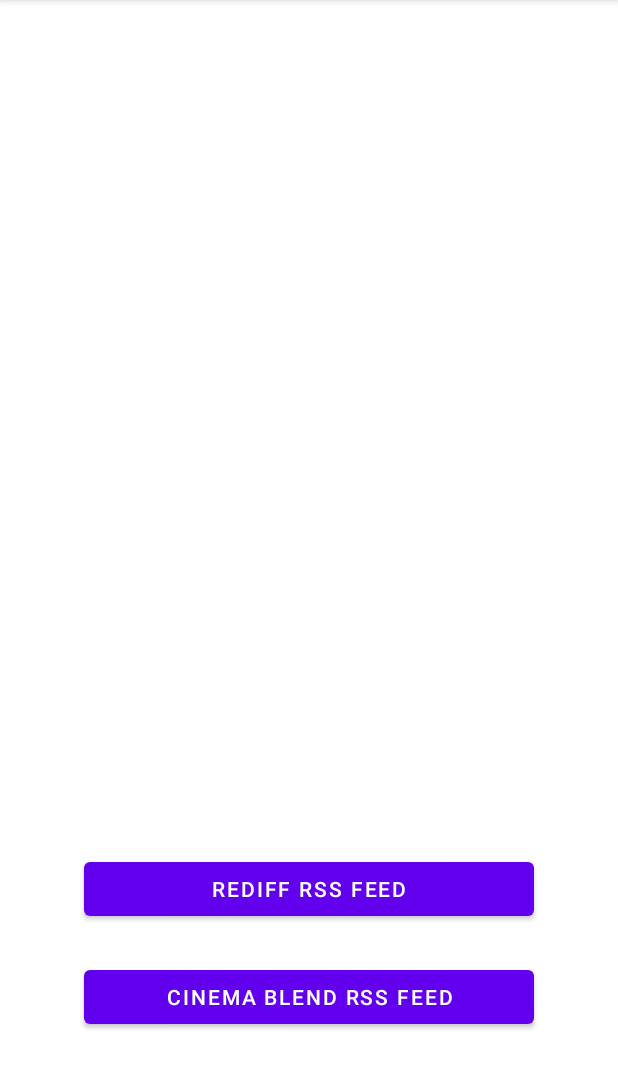
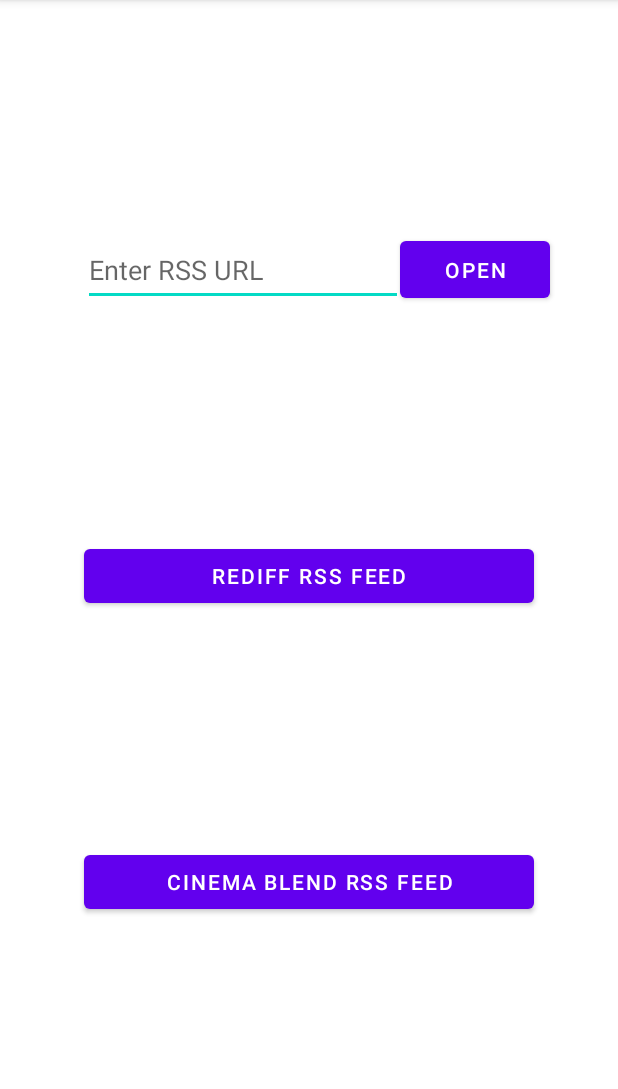
Before and after one commit to FinityM/Ubiquitous-ComputingAssignment, an Android app: the screen it shows after launch (MainActivity), on a phone screen of 412 x 824 dp, the part 84-1173 px from its top. Run offline under Robolectric (Android 15) with nearby library versions, the phone set to English and light mode, and no system bars.

Commit message:
Setup for main activity
Setup main activity files fort the rss feed reader

```diff
--- a/RSSWebFeed/app/src/main/java/com/example/rsswebfeed/MainActivity.java
+++ b/RSSWebFeed/app/src/main/java/com/example/rsswebfeed/MainActivity.java
@@ -2,13 +2,49 @@ package com.example.rsswebfeed;
 
 import androidx.appcompat.app.AppCompatActivity;
 
+import android.content.Intent;
 import android.os.Bundle;
+import android.view.View;
+import android.widget.Button;
+import android.widget.EditText;
 
-public class MainActivity extends AppCompatActivity {
+import java.util.ArrayList;
+
+public class MainActivity extends AppCompatActivity implements View.OnClickListener {
+
+    ArrayList<String> rssLinks = new ArrayList<>();
 
     @Override
     protected void onCreate(Bundle savedInstanceState) {
         super.onCreate(savedInstanceState);
         setContentView(R.layout.activity_main);
+
+        Button btnOpen = findViewById(R.id.btnOpenRssLink);
+        Button btnRediff = findViewById(R.id.btnRediff);
+        Button btnCinemaBlend = findViewById(R.id.btnCinemaBlend);
+        EditText etRssLink = findViewById(R.id.etRssLink);
+
+        btnOpen.setOnClickListener(this);
+        btnRediff.setOnClickListener(this);
+        btnCinemaBlend.setOnClickListener(this);
+
+        rssLinks.add("https://www.rediff.com/rss/moviesrss.xml");
+        rssLinks.add("https://www.cinemablend.com/rss_news.php");
+    }
+
+    @Override
+    public void onClick(View view) {
+        Intent intent = new Intent(getApplicationContext(), RSSFeedActivity.class);
+        switch (view.getId()) {
+            case R.id.btnRediff:
+                intent.putExtra("rssLink", rssLinks.get(0));
+                startActivity(intent);
+                break;
+            case R.id.btnCinemaBlend:
+                intent.putExtra("rssLink", rssLinks.get(1));
+                startActivity(intent);
+                break;
+        }
+
     }
 }
--- a/RSSWebFeed/app/src/main/res/layout/activity_main.xml
+++ b/RSSWebFeed/app/src/main/res/layout/activity_main.xml
@@ -12,16 +12,13 @@
         android:layout_height="wrap_content"
         android:layout_alignParentBottom="true"
         android:layout_centerHorizontal="true"
-        android:layout_marginStart="55dp"
-        android:layout_marginTop="550dp"
-        android:layout_marginEnd="56dp"
-        android:layout_marginBottom="133dp"
         android:text="REDIFF RSS FEED"
-        app:layout_constraintBottom_toBottomOf="parent"
+        app:layout_constraintBottom_toTopOf="@+id/btnCinemaBlend"
         app:layout_constraintEnd_toEndOf="parent"
         app:layout_constraintHorizontal_bias="0.5"
         app:layout_constraintStart_toStartOf="parent"
-        app:layout_constraintTop_toTopOf="parent" />
+        app:layout_constraintTop_toBottomOf="@+id/etRssLink"
+        app:layout_constraintVertical_bias="0.5" />
 
     <Button
         android:id="@+id/btnCinemaBlend"
@@ -30,15 +27,39 @@
         android:layout_alignStart="@+id/btnRediff"
         android:layout_alignLeft="@+id/btnRediff"
         android:layout_alignParentBottom="true"
-        android:layout_marginStart="55dp"
-        android:layout_marginTop="622dp"
-        android:layout_marginEnd="56dp"
-        android:layout_marginBottom="61dp"
         android:text="CINEMA BLEND RSS FEED"
         app:layout_constraintBottom_toBottomOf="parent"
         app:layout_constraintEnd_toEndOf="parent"
         app:layout_constraintHorizontal_bias="0.5"
         app:layout_constraintStart_toStartOf="parent"
-        app:layout_constraintTop_toTopOf="parent" />
+        app:layout_constraintTop_toBottomOf="@+id/btnRediff"
+        app:layout_constraintVertical_bias="0.5" />
+
+    <EditText
+        android:id="@+id/etRssLink"
+        android:layout_width="wrap_content"
+        android:layout_height="wrap_content"
+        android:ems="10"
+        android:hint="Enter RSS URL"
+        android:inputType="textPersonName"
+        android:minHeight="48dp"
+        app:layout_constraintBottom_toTopOf="@+id/btnRediff"
+        app:layout_constraintEnd_toEndOf="parent"
+        app:layout_constraintHorizontal_bias="0.278"
+        app:layout_constraintStart_toStartOf="parent"
+        app:layout_constraintTop_toTopOf="parent"
+        app:layout_constraintVertical_bias="0.5" />
+
+    <Button
+        android:id="@+id/btnOpenRssLink"
+        android:layout_width="100dp"
+        android:layout_height="50dp"
+        android:text="Open"
+        app:layout_constraintBottom_toBottomOf="parent"
+        app:layout_constraintEnd_toEndOf="parent"
+        app:layout_constraintHorizontal_bias="0.855"
+        app:layout_constraintStart_toStartOf="parent"
+        app:layout_constraintTop_toTopOf="parent"
+        app:layout_constraintVertical_bias="0.215" />
 
 </androidx.constraintlayout.widget.ConstraintLayout>
```
Also changed, not shown: RSSWebFeed/app/src/main/AndroidManifest.xml (+7 -0 lines), RSSWebFeed/app/src/main/java/com/example/rsswebfeed/RSSFeedActivity.java (added, +14 -0 lines), RSSWebFeed/app/src/main/res/layout/activity_rssfeed.xml (added, +9 -0 lines).
